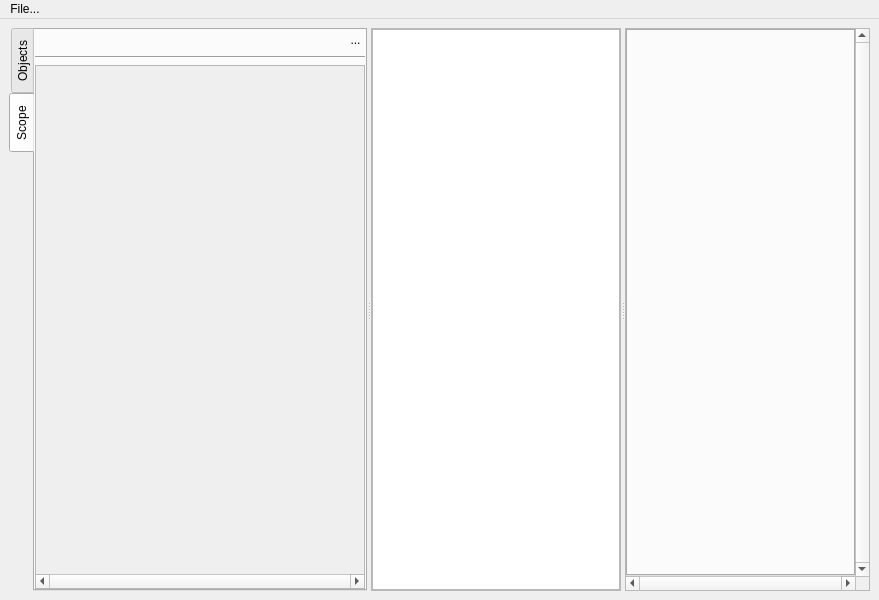
Xenona/Wavy, file gui/wavy-main-window.ui: the form before one commit.
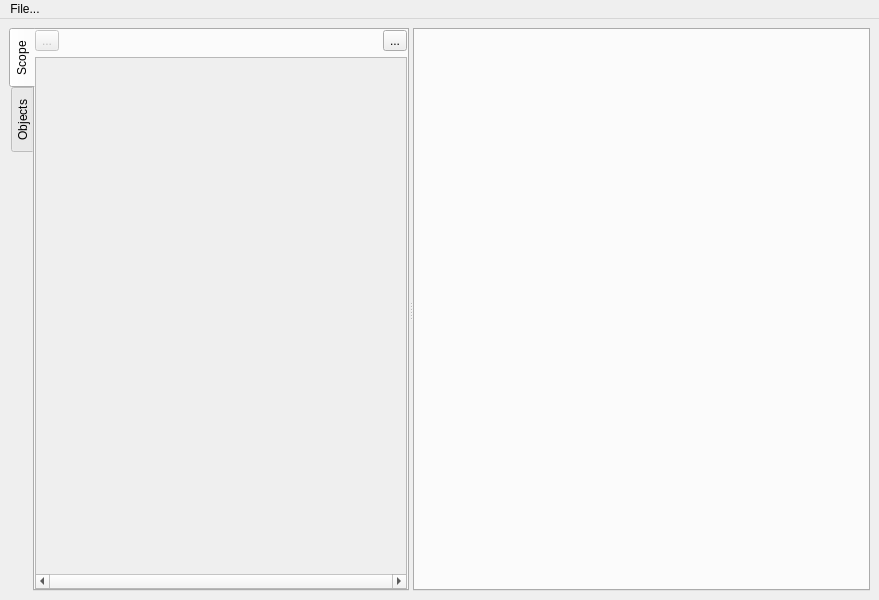
The form after the commit. The open tabs and pages were chosen to show the change. Icons and pictures are not drawn.

Commit message: Implemented selection of dumps and moved some ui closer to the future QGraphicsView

The edit to the form file:
```diff
--- a/gui/wavy-main-window.ui
+++ b/gui/wavy-main-window.ui
@@ -14,15 +14,9 @@
    <string>MainWindow</string>
   </property>
   <widget class="QWidget" name="centralwidget">
-   <layout class="QHBoxLayout" name="horizontalLayout">
+   <layout class="QVBoxLayout" name="verticalLayout">
     <item>
      <widget class="QSplitter" name="main_splitter">
-      <property name="sizePolicy">
-       <sizepolicy hsizetype="Ignored" vsizetype="Ignored">
-        <horstretch>0</horstretch>
-        <verstretch>0</verstretch>
-       </sizepolicy>
-      </property>
       <property name="orientation">
        <enum>Qt::Horizontal</enum>
       </property>
@@ -45,9 +39,120 @@
        <property name="tabPosition">
         <enum>QTabWidget::West</enum>
        </property>
+       <property name="tabShape">
+        <enum>QTabWidget::Rounded</enum>
+       </property>
        <property name="currentIndex">
         <number>0</number>
        </property>
+       <widget class="QWidget" name="sidebar_scope">
+        <attribute name="title">
+         <string>Scope</string>
+        </attribute>
+        <layout class="QVBoxLayout" name="verticalLayout_3">
+         <property name="leftMargin">
+          <number>0</number>
+         </property>
+         <property name="topMargin">
+          <number>0</number>
+         </property>
+         <property name="rightMargin">
+          <number>0</number>
+         </property>
+         <property name="bottomMargin">
+          <number>0</number>
+         </property>
+         <item>
+          <layout class="QHBoxLayout" name="sidebar_scope_header">
+           <property name="sizeConstraint">
+            <enum>QLayout::SetMinimumSize</enum>
+           </property>
+           <item>
+            <widget class="QToolButton" name="sidebar_scope_button_ok">
+             <property name="enabled">
+              <bool>false</bool>
+             </property>
+             <property name="text">
+              <string>...</string>
+             </property>
+             <property name="icon">
+              <iconset theme="dialog-ok"/>
+             </property>
+             <property name="checkable">
+              <bool>false</bool>
+             </property>
+             <property name="checked">
+              <bool>false</bool>
+             </property>
+            </widget>
+           </item>
+           <item>
+            <spacer name="horizontalSpacer">
+             <property name="orientation">
+              <enum>Qt::Horizontal</enum>
+             </property>
+             <property name="sizeHint" stdset="0">
+              <size>
+               <width>40</width>
+               <height>20</height>
+              </size>
+             </property>
+            </spacer>
+           </item>
+           <item>
+            <widget class="QToolButton" name="sidebar_scope_button_close">
+             <property name="text">
+              <string>...</string>
+             </property>
+             <property name="icon">
+              <iconset theme="window-close"/>
+             </property>
+            </widget>
+           </item>
+          </layout>
+         </item>
+         <item>
+          <widget class="QScrollArea" name="sidebar_scope_scroll">
+           <property name="verticalScrollBarPolicy">
+            <enum>Qt::ScrollBarAsNeeded</enum>
+           </property>
+           <property name="horizontalScrollBarPolicy">
+            <enum>Qt::ScrollBarAlwaysOn</enum>
+           </property>
+           <property name="widgetResizable">
+            <bool>true</bool>
+           </property>
+           <widget class="QWidget" name="sidebar_scope_scroll_container">
+            <property name="geometry">
+             <rect>
+              <x>0</x>
+              <y>0</y>
+              <width>367</width>
+              <height>509</height>
+             </rect>
+            </property>
+            <layout class="QVBoxLayout" name="verticalLayout_5">
+             <property name="spacing">
+              <number>0</number>
+             </property>
+             <property name="leftMargin">
+              <number>0</number>
+             </property>
+             <property name="topMargin">
+              <number>0</number>
+             </property>
+             <property name="rightMargin">
+              <number>0</number>
+             </property>
+             <property name="bottomMargin">
+              <number>0</number>
+             </property>
+            </layout>
+           </widget>
+          </widget>
+         </item>
+        </layout>
+       </widget>
        <widget class="QWidget" name="sidebar_objects">
         <attribute name="title">
          <string>Objects</string>
@@ -202,125 +307,6 @@
          </item>
         </layout>
        </widget>
-       <widget class="QWidget" name="sidebar_scope">
-        <attribute name="title">
-         <string>Scope</string>
-        </attribute>
-        <layout class="QVBoxLayout" name="verticalLayout_3">
-         <property name="leftMargin">
-          <number>0</number>
-         </property>
-         <property name="topMargin">
-          <number>0</number>
-         </property>
-         <property name="rightMargin">
-          <number>0</number>
-         </property>
-         <property name="bottomMargin">
-          <number>0</number>
-         </property>
-         <item>
-          <layout class="QHBoxLayout" name="sidebar_scope_header">
-           <property name="sizeConstraint">
-            <enum>QLayout::SetMinimumSize</enum>
-           </property>
-           <item>
-            <spacer name="sidebar_scope_hor_spacer">
-             <property name="orientation">
-              <enum>Qt::Horizontal</enum>
-             </property>
-             <property name="sizeHint" stdset="0">
-              <size>
-               <width>40</width>
-               <height>20</height>
-              </size>
-             </property>
-            </spacer>
-           </item>
-           <item>
-            <widget class="QToolButton" name="sidebar_scope_button_close">
-             <property name="enabled">
-              <bool>true</bool>
-             </property>
-             <property name="styleSheet">
-              <string notr="true">QToolButton#sidebar_scope_button_close, QToolButton#sidebar_objects_button_close {
-	border: none;
-}
-QToolButton#sidebar_scope_button_close:hover, QToolButton#sidebar_objects_button_close:hover {
-	background-color: rgba(133, 133, 133, 0.5);
-	border-radius: 4px;
-	padding-left: 1px;
-}
-
-
-</string>
-             </property>
-             <property name="text">
-              <string>...</string>
-             </property>
-             <property name="icon">
-              <iconset theme="window-close">
-               <normaloff>.</normaloff>.</iconset>
-             </property>
-            </widget>
-           </item>
-          </layout>
-         </item>
-         <item>
-          <widget class="Line" name="sidebar_scope_line">
-           <property name="minimumSize">
-            <size>
-             <width>0</width>
-             <height>0</height>
-            </size>
-           </property>
-           <property name="orientation">
-            <enum>Qt::Horizontal</enum>
-           </property>
-          </widget>
-         </item>
-         <item>
-          <widget class="QScrollArea" name="sidebar_scope_scroll">
-           <property name="verticalScrollBarPolicy">
-            <enum>Qt::ScrollBarAsNeeded</enum>
-           </property>
-           <property name="horizontalScrollBarPolicy">
-            <enum>Qt::ScrollBarAlwaysOn</enum>
-           </property>
-           <property name="widgetResizable">
-            <bool>true</bool>
-           </property>
-           <widget class="QWidget" name="sidebar_scope_scroll_container">
-            <property name="geometry">
-             <rect>
-              <x>0</x>
-              <y>0</y>
-              <width>328</width>
-              <height>503</height>
-             </rect>
-            </property>
-            <layout class="QVBoxLayout" name="verticalLayout_5">
-             <property name="spacing">
-              <number>0</number>
-             </property>
-             <property name="leftMargin">
-              <number>0</number>
-             </property>
-             <property name="topMargin">
-              <number>0</number>
-             </property>
-             <property name="rightMargin">
-              <number>0</number>
-             </property>
-             <property name="bottomMargin">
-              <number>0</number>
-             </property>
-            </layout>
-           </widget>
-          </widget>
-         </item>
-        </layout>
-       </widget>
       </widget>
       <widget class="QSplitter" name="dump_splitter">
        <property name="orientation">
@@ -329,113 +315,16 @@
        <property name="childrenCollapsible">
         <bool>false</bool>
        </property>
-       <widget class="QScrollArea" name="selected_dumps_scroll">
-        <property name="minimumSize">
-         <size>
-          <width>150</width>
-          <height>0</height>
-         </size>
+       <widget class="QTabWidget" name="waveform_tabs">
+        <property name="currentIndex">
+         <number>-1</number>
         </property>
-        <property name="maximumSize">
-         <size>
-          <width>250</width>
-          <height>16777215</height>
-         </size>
-        </property>
-        <property name="widgetResizable">
+        <property name="tabsClosable">
          <bool>true</bool>
         </property>
-        <widget class="QWidget" name="selected_dumps_scoll_container">
-         <property name="geometry">
-          <rect>
-           <x>0</x>
-           <y>0</y>
-           <width>248</width>
-           <height>558</height>
-          </rect>
-         </property>
-         <layout class="QVBoxLayout" name="verticalLayout_2">
-          <property name="leftMargin">
-           <number>0</number>
-          </property>
-          <property name="topMargin">
-           <number>0</number>
-          </property>
-          <property name="rightMargin">
-           <number>0</number>
-          </property>
-          <property name="bottomMargin">
-           <number>0</number>
-          </property>
-          <item>
-           <layout class="QVBoxLayout" name="selected_dumps_list">
-            <item>
-             <widget class="QListWidget" name="dumps_list"/>
-            </item>
-           </layout>
-          </item>
-         </layout>
-        </widget>
-       </widget>
-       <widget class="QScrollArea" name="waveform_scroll">
-        <property name="sizePolicy">
-         <sizepolicy hsizetype="Preferred" vsizetype="Preferred">
-          <horstretch>0</horstretch>
-          <verstretch>0</verstretch>
-         </sizepolicy>
-        </property>
-        <property name="frameShadow">
-         <enum>QFrame::Plain</enum>
-        </property>
-        <property name="verticalScrollBarPolicy">
-         <enum>Qt::ScrollBarAlwaysOn</enum>
-        </property>
-        <property name="horizontalScrollBarPolicy">
-         <enum>Qt::ScrollBarAlwaysOn</enum>
-        </property>
-        <property name="widgetResizable">
+        <property name="movable">
          <bool>true</bool>
         </property>
-        <widget class="QWidget" name="scrollAreaWidgetContents">
-         <property name="geometry">
-          <rect>
-           <x>0</x>
-           <y>0</y>
-           <width>226</width>
-           <height>544</height>
-          </rect>
-         </property>
-         <layout class="QGridLayout" name="gridLayout_2">
-          <property name="leftMargin">
-           <number>0</number>
-          </property>
-          <property name="topMargin">
-           <number>0</number>
-          </property>
-          <property name="rightMargin">
-           <number>0</number>
-          </property>
-          <property name="bottomMargin">
-           <number>0</number>
-          </property>
-          <property name="spacing">
-           <number>0</number>
-          </property>
-          <item row="1" column="0">
-           <widget class="QTabWidget" name="waveform_tabs">
-            <property name="currentIndex">
-             <number>-1</number>
-            </property>
-            <property name="tabsClosable">
-             <bool>true</bool>
-            </property>
-            <property name="movable">
-             <bool>true</bool>
-            </property>
-           </widget>
-          </item>
-         </layout>
-        </widget>
        </widget>
       </widget>
      </widget>
```
Left out of the diff: 43 changed lines with no effect on the pictures. The commit also changes 5 other files.
